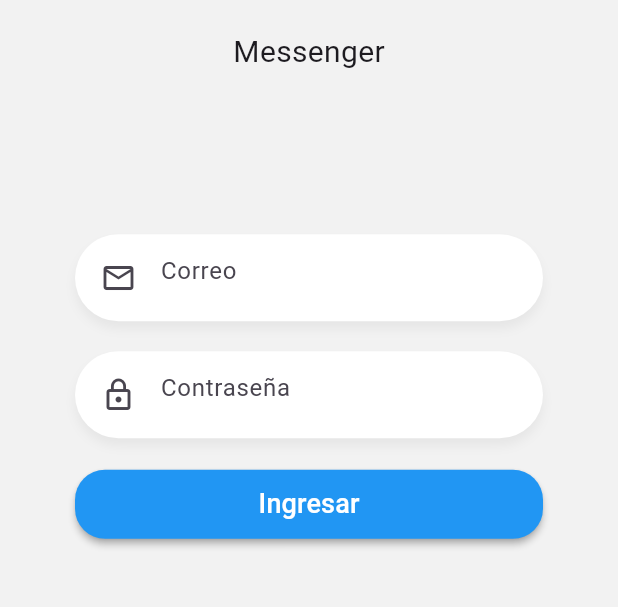
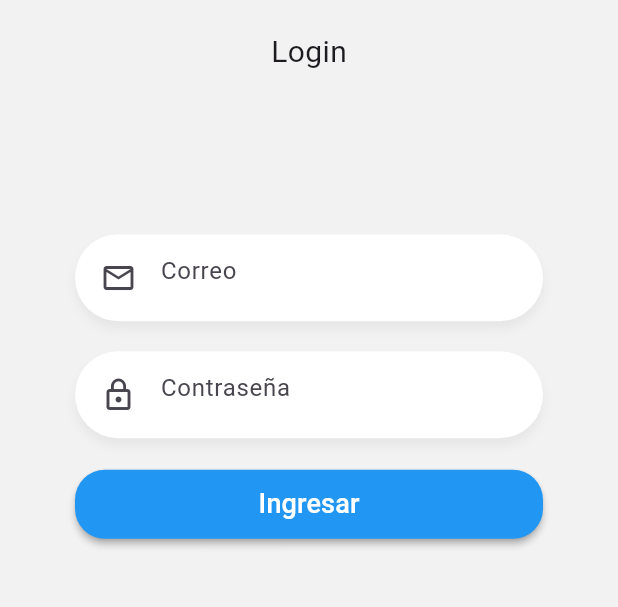
Before and after one commit to codebryanc/chat_flutter, a Flutter app: the screen it shows after launch, on a phone screen of 412 x 824 dp, the part 255-862 px from its top. Run offline on Flutter 3.47's test engine with Material 3 defaults, Android fonts, the phone set to English and light mode, and no system bars.

Commit message:
MOB: navigation between registrer and login

```diff
--- a/chat_app/lib/pages/login_page.dart
+++ b/chat_app/lib/pages/login_page.dart
@@ -20,9 +20,15 @@ class LoginPage extends StatelessWidget {
             child: Column(
               mainAxisAlignment: MainAxisAlignment.spaceBetween,
               children: <Widget>[
-                Logo(),
+                Logo(titulo: "Login",),
                 _Form(),
-                Labels(),
+                // Information
+                Labels(
+                  route: 'register',
+                  title: "No tienes cuenta",
+                  actionText: "Crear cuenta"
+                ),
+                // Info
                 Text('Términos y condiciones de uso',
                   style: TextStyle(
                     fontWeight: FontWeight.w200
--- a/chat_app/lib/routes/routes.dart
+++ b/chat_app/lib/routes/routes.dart
@@ -11,6 +11,6 @@ final Map<String, Widget Function(BuildContext)> appRoutes = {
   '/users': (_) => const UsersPage(),
   '/chat': (_) => const ChatPage(),
   '/login': (_) => const LoginPage(),
-  '/registrer': (_) => const RegistrerPage(),
+  '/register': (_) => const RegisterPage(),
   '/loading': (_) => const LoadingPage(),
 };
--- a/chat_app/lib/widgets/labels.dart
+++ b/chat_app/lib/widgets/labels.dart
@@ -3,14 +3,23 @@
 import 'package:flutter/material.dart';
 
 class Labels extends StatelessWidget {
-  const Labels({super.key});
+  final String route;
+  final String title;
+  final String actionText;
+
+  const Labels({
+    super.key,
+    required this.route,
+    required this.title,
+    required this.actionText
+  });
 
   @override
   Widget build(BuildContext context) {
     return Column(
       children: <Widget>[
         // Title
-        Text("No tienes cuenta",
+        Text(title,
           style: TextStyle(
             color: Colors.black54,
             fontSize: 15.0,
@@ -20,12 +29,17 @@ class Labels extends StatelessWidget {
         // space
         SizedBox(height: 10.0),
         // New acount
-        Text("Crear cuenta",
-          style: TextStyle(
-            color: Colors.blue[600],
-            fontSize: 18.0,
-            fontWeight: FontWeight.bold
-          )
+        GestureDetector(
+          onTap: () {
+            Navigator.pushReplacementNamed(context, '/$route');
+          },
+          child: Text(actionText,
+            style: TextStyle(
+              color: Colors.blue[600],
+              fontSize: 18.0,
+              fontWeight: FontWeight.bold
+            )
+          ),
         ),
       ],
     );
--- a/chat_app/lib/widgets/logo.dart
+++ b/chat_app/lib/widgets/logo.dart
@@ -2,7 +2,12 @@
 import 'package:flutter/material.dart';
 
 class Logo extends StatelessWidget {
-  const Logo();
+  final String titulo;
+
+  const Logo({
+    super.key,
+    required this.titulo
+  });
 
   @override
   Widget build(BuildContext context) {
@@ -17,7 +22,8 @@ class Logo extends StatelessWidget {
               height: 120.0
             ),
             SizedBox(height: 20.0),
-            Text("Messenger",
+            Text(
+              titulo,
               style: TextStyle(
                 fontSize: 20.0,
               )
```
Also changed, not shown: chat_app/lib/pages/registrer_page.dart (+96 -9 lines).
